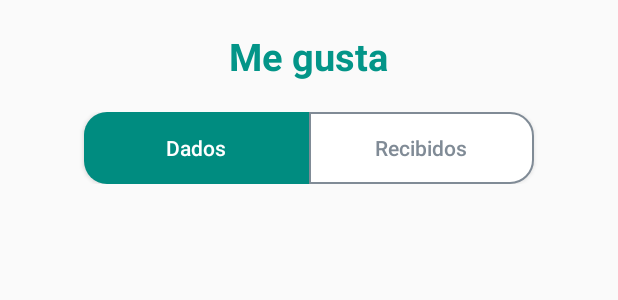
After one commit to cristdulcey/roush_android, an Android app: the layout fragment_likes.xml on its own in the app's theme, with its tools: preview values and no code run, on a phone screen of 412 x 824 dp. The commit adds this screen. Shown: the top 300 px of the screen. Run offline under Robolectric (Android 15) with nearby library versions, the phone set to English and light mode, and no system bars.

Commit message:
Inicio maquetación me gustas

```diff
--- a/app/src/main/java/com/example/tinder_roush/Home/HomeActivity.java
+++ b/app/src/main/java/com/example/tinder_roush/Home/HomeActivity.java
@@ -34,8 +34,6 @@ import java.util.ArrayList;
 import java.util.List;
 
 public class HomeActivity extends Fragment {
-
-
 
     ImageButton match, filter, swipe, like;
     Context context;
--- /dev/null
+++ b/app/src/main/java/com/example/tinder_roush/LikesActivity.java
@@ -0,0 +1,23 @@
+package com.example.tinder_roush;
+
+import android.os.Bundle;
+
+import androidx.fragment.app.Fragment;
+
+import android.view.LayoutInflater;
+import android.view.View;
+import android.view.ViewGroup;
+
+public class LikesActivity extends Fragment {
+
+    public LikesActivity() {
+        // Required empty public constructor
+    }
+
+    @Override
+    public View onCreateView(LayoutInflater inflater, ViewGroup container,
+                             Bundle savedInstanceState) {
+        // Inflate the layout for this fragment
+        return inflater.inflate(R.layout.fragment_likes, container, false);
+    }
+}
--- a/app/src/main/java/com/example/tinder_roush/MenuNavigation/MenuNavigation.java
+++ b/app/src/main/java/com/example/tinder_roush/MenuNavigation/MenuNavigation.java
@@ -11,6 +11,7 @@ import android.os.Bundle;
 import android.view.MenuItem;
 
 import com.example.tinder_roush.Home.HomeActivity;
+import com.example.tinder_roush.LikesActivity;
 import com.example.tinder_roush.R;
 import com.example.tinder_roush.databinding.MenuNavigationBinding;
 import com.google.android.material.bottomnavigation.BottomNavigationView;
@@ -111,12 +112,12 @@ public class MenuNavigation extends AppCompatActivity {
     private void setupViewPager(ViewPager viewPager) {
         // define your fragments here
           final Fragment fragment1 = new HomeActivity();
-//        final Fragment fragment2 = new YourTripsActivities();
+          final Fragment fragment2 = new LikesActivity();
 //        final Fragment fragment3 = new NotificationsActivities();
 //        final Fragment fragment4 = new PqrsFragment();
 //        final Fragment fragment5 = new ContainerFragment();
           adapter.addFragment(fragment1);
-//        adapter.addFragment(fragment2);
+          adapter.addFragment(fragment2);
 //        adapter.addFragment(fragment3);
 //        adapter.addFragment(fragment4);
 //        adapter.addFragment(fragment5);
--- /dev/null
+++ b/app/src/main/res/layout/fragment_likes.xml
@@ -0,0 +1,61 @@
+<?xml version="1.0" encoding="utf-8"?>
+<LinearLayout xmlns:android="http://schemas.android.com/apk/res/android"
+    xmlns:tools="http://schemas.android.com/tools"
+    android:layout_width="match_parent"
+    android:layout_height="match_parent"
+    android:orientation="vertical"
+    tools:context=".LikesActivity">
+
+    <LinearLayout
+        android:layout_width="match_parent"
+        android:layout_height="match_parent"
+        android:orientation="vertical">
+
+        <TextView
+            android:layout_width="wrap_content"
+            android:layout_height="wrap_content"
+            android:layout_marginTop="20dp"
+            android:layout_gravity="center"
+            android:gravity="center"
+            android:text="@string/like_title"
+            android:textStyle="bold"
+            android:textColor="@color/green4"
+            android:textSize="25sp"/>
+
+        <LinearLayout
+            android:layout_width="match_parent"
+            android:layout_height="wrap_content"
+            android:layout_marginTop="20dp"
+            android:layout_marginLeft="30dp"
+            android:layout_marginRight="30dp"
+            android:layout_gravity="center"
+            android:gravity="center"
+            android:orientation="horizontal">
+
+            <Button
+                android:layout_width="150dp"
+                android:layout_height="wrap_content"
+                android:text="@string/given_likes"
+                android:background="@drawable/border_left_green"
+                android:textAllCaps="false"
+                android:textSize="14dp"
+                android:textColor="@color/white"/>
+            <Button
+                android:layout_width="150dp"
+                android:layout_height="wrap_content"
+                android:text="@string/received_likes"
+                android:background="@drawable/border_rigth_white"
+                android:textAllCaps="false"
+                android:textSize="14dp"
+                android:textColor="@color/gray"/>
+        </LinearLayout>
+
+        <androidx.recyclerview.widget.RecyclerView
+            android:layout_width="match_parent"
+            android:layout_height="wrap_content"
+            android:padding="10dp"
+            android:layout_margin="20dp"/>
+
+    </LinearLayout>
+
+</LinearLayout>
--- a/app/src/main/res/values/strings.xml
+++ b/app/src/main/res/values/strings.xml
@@ -53,6 +53,11 @@
     <string name="clear_filters">Limpiar filtros</string>
     <string name="distance_filter">Rango distancia que quiero ver</string>
 
+    <!--Strings Likes-->
+    <string name="like_title">Me gusta</string>
+    <string name="given_likes">Dados</string>
+    <string name="received_likes">Recibidos</string>
+
     <!--Strings RecoveryPassword-->
     <string name="keep_calm">Tranquil@</string>
     <string name="text_recovery_password">Puedes recuperar tu contraseña ingresando estos datos y luego revisando tu correo electrónico</string>
```
